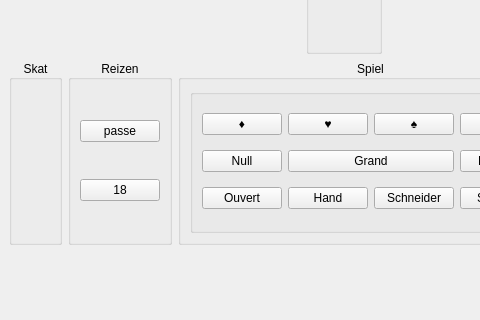
Old version of the form src/table.ui in the repository squawk7x/QuteSkatGame; both pictures show x 0 to 480 and y 140 to 460 of the 1066 by 607 pixel window.
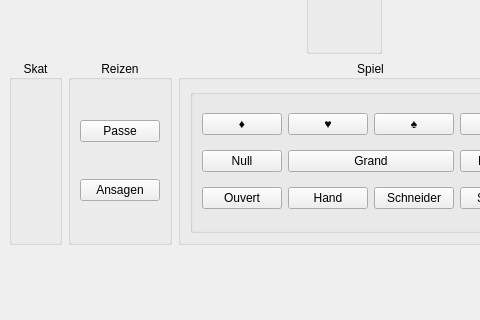
New version of the form.

Commit message: name changed to QuteCardGame, Pushbutton 'Ansagen'

```diff
--- a/src/table.ui
+++ b/src/table.ui
@@ -120,14 +120,14 @@
          <item>
           <widget class="QPushButton" name="pbPassen">
            <property name="text">
-            <string>passe</string>
+            <string>Passe</string>
            </property>
           </widget>
          </item>
          <item>
           <widget class="QPushButton" name="pbReizen">
            <property name="text">
-            <string>18</string>
+            <string>Ansagen</string>
            </property>
           </widget>
          </item>
```
Left out of the diff: 4 changed lines with no effect on the pictures. The commit also changes 6 other files.
